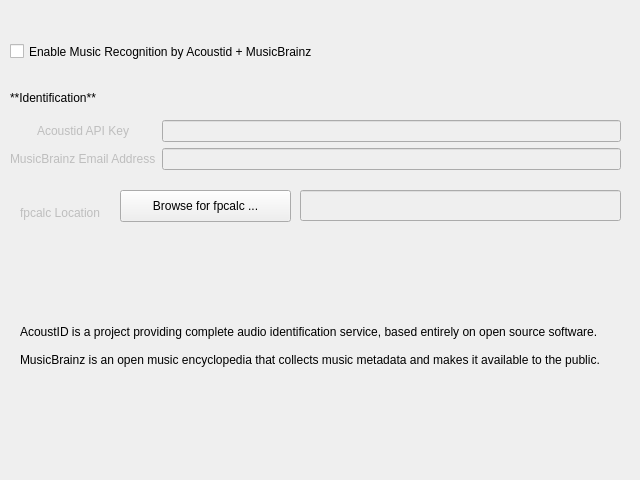
Above: nowplaying/resources/recognition_acoustidmb_ui.ui from e1miran/Now-Playing-Serato before the change. Below: the same form after it.
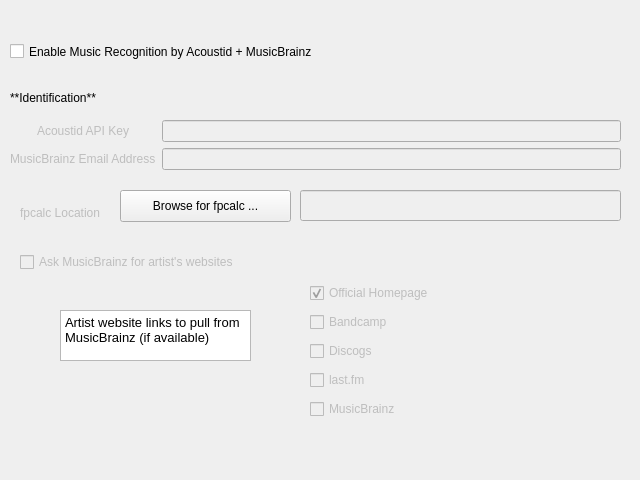
That is the form after the change.

Commit message: Change some metadata to be list instead of str (#439)

Patch:
```diff
--- a/nowplaying/resources/recognition_acoustidmb_ui.ui
+++ b/nowplaying/resources/recognition_acoustidmb_ui.ui
@@ -112,24 +112,6 @@
     <string>Enable Music Recognition by Acoustid + MusicBrainz</string>
    </property>
   </widget>
-  <widget class="QLabel" name="acoustidmb_desclabel">
-   <property name="geometry">
-    <rect>
-     <x>20</x>
-     <y>280</y>
-     <width>591</width>
-     <height>131</height>
-    </rect>
-   </property>
-   <property name="text">
-    <string>AcoustID is a project providing complete audio identification service, based entirely on open source software.
-
-MusicBrainz is an open music encyclopedia that collects music metadata and makes it available to the public. </string>
-   </property>
-   <property name="wordWrap">
-    <bool>true</bool>
-   </property>
-  </widget>
   <widget class="QLabel" name="fpcalcexe_label">
    <property name="enabled">
     <bool>false</bool>
@@ -178,6 +160,108 @@
     <string>Browse for fpcalc ...</string>
    </property>
   </widget>
+  <widget class="QWidget" name="gridLayoutWidget">
+   <property name="geometry">
+    <rect>
+     <x>310</x>
+     <y>280</y>
+     <width>191</width>
+     <height>146</height>
+    </rect>
+   </property>
+   <layout class="QGridLayout" name="websitedata_gridlayout">
+    <item row="2" column="0">
+     <widget class="QCheckBox" name="ws_bandcamp_checkbox">
+      <property name="enabled">
+       <bool>false</bool>
+      </property>
+      <property name="text">
+       <string>Bandcamp</string>
+      </property>
+     </widget>
+    </item>
+    <item row="6" column="0">
+     <widget class="QCheckBox" name="ws_musicbrainz_checkbox">
+      <property name="enabled">
+       <bool>false</bool>
+      </property>
+      <property name="text">
+       <string>MusicBrainz</string>
+      </property>
+     </widget>
+    </item>
+    <item row="0" column="0">
+     <widget class="QCheckBox" name="ws_homepage_checkbox">
+      <property name="enabled">
+       <bool>false</bool>
+      </property>
+      <property name="text">
+       <string>Official Homepage</string>
+      </property>
+      <property name="checked">
+       <bool>true</bool>
+      </property>
+     </widget>
+    </item>
+    <item row="5" column="0">
+     <widget class="QCheckBox" name="ws_lastfm_checkbox">
+      <property name="enabled">
+       <bool>false</bool>
+      </property>
+      <property name="text">
+       <string>last.fm</string>
+      </property>
+     </widget>
+    </item>
+    <item row="4" column="0">
+     <widget class="QCheckBox" name="ws_discogs_checkbox">
+      <property name="enabled">
+       <bool>false</bool>
+      </property>
+      <property name="text">
+       <string>Discogs</string>
+      </property>
+     </widget>
+    </item>
+   </layout>
+  </widget>
+  <widget class="QTextBrowser" name="textBrowser">
+   <property name="geometry">
+    <rect>
+     <x>60</x>
+     <y>310</y>
+     <width>191</width>
+     <height>51</height>
+    </rect>
+   </property>
+   <property name="html">
+    <string>&lt;!DOCTYPE HTML PUBLIC &quot;-//W3C//DTD HTML 4.0//EN&quot; &quot;http://www.w3.org/TR/REC-html40/strict.dtd&quot;&gt;
+&lt;html&gt;&lt;head&gt;&lt;meta name=&quot;qrichtext&quot; content=&quot;1&quot; /&gt;&lt;meta charset=&quot;utf-8&quot; /&gt;&lt;style type=&quot;text/css&quot;&gt;
+p, li { white-space: pre-wrap; }
+hr { height: 1px; border-width: 0; }
+&lt;/style&gt;&lt;/head&gt;&lt;body style=&quot; font-family:'Sans'; font-size:10pt; font-weight:400; font-style:normal;&quot;&gt;
+&lt;p style=&quot; margin-top:0px; margin-bottom:0px; margin-left:0px; margin-right:0px; -qt-block-indent:0; text-indent:0px;&quot;&gt;Artist website links to pull from MusicBrainz (if available)&lt;/p&gt;&lt;/body&gt;&lt;/html&gt;</string>
+   </property>
+  </widget>
+  <widget class="QCheckBox" name="websites_checkbox">
+   <property name="enabled">
+    <bool>false</bool>
+   </property>
+   <property name="geometry">
+    <rect>
+     <x>20</x>
+     <y>250</y>
+     <width>261</width>
+     <height>24</height>
+    </rect>
+   </property>
+   <property name="text">
+    <string>Ask MusicBrainz for artist's websites</string>
+   </property>
+   <property name="checked">
+    <bool>false</bool>
+   </property>
+  </widget>
  </widget>
  <resources/>
  <connections>
```
Left out of the diff: 96 changed lines with no effect on the pictures. The commit also changes 19 other files.
